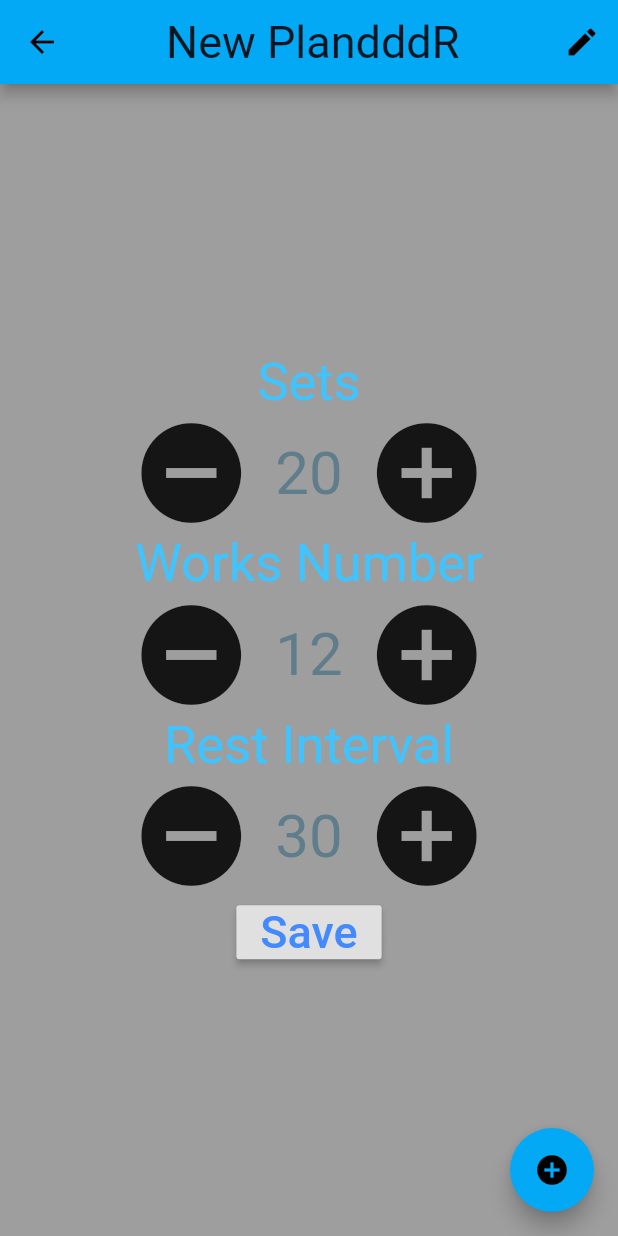
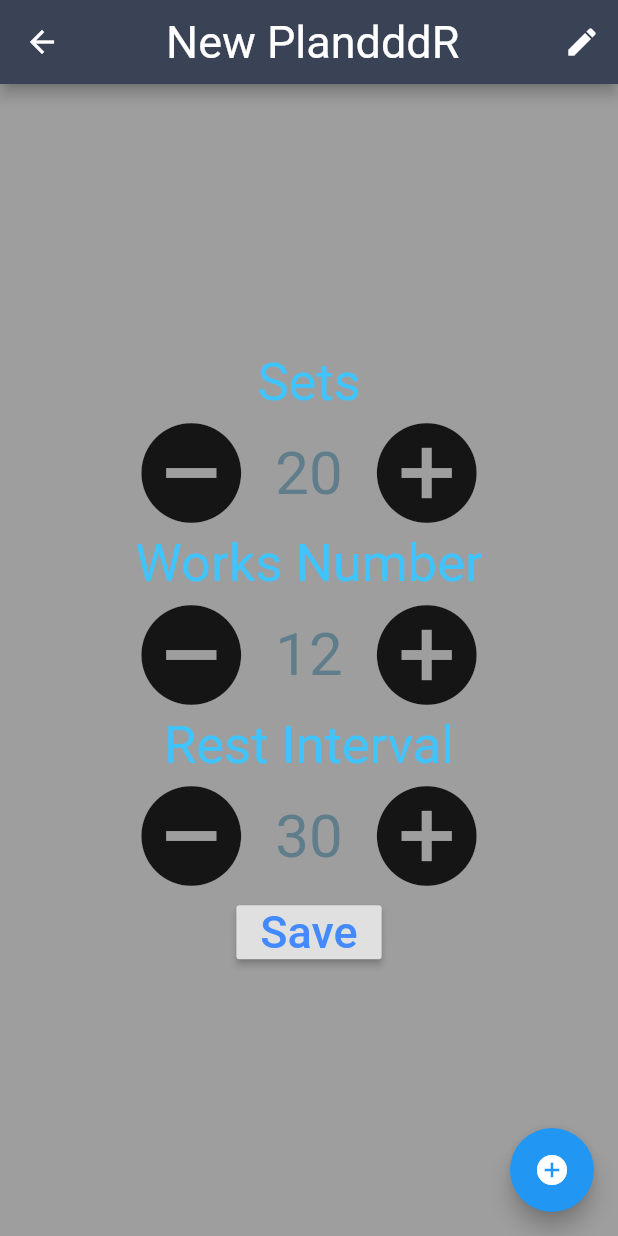
Before and after one commit to jyzgo/Gymo, a Flutter app: the screen it shows after launch, after a tap on the "add" icon, on a phone screen of 412 x 824 dp. Run offline on Flutter 3.47's test engine with Material 2 defaults, Android fonts, the phone set to English and light mode, and no system bars.

```diff
--- a/lib/UI/GymoHomePage.dart
+++ b/lib/UI/GymoHomePage.dart
@@ -66,7 +66,7 @@ class _GymoHomePageState extends State<GymoHomePage> {
                   children: _cellList(),
                 )
               : Text('Add A New Plan',
-                  style: TextStyle(fontSize: 40, color: Colors.black))),
+                  style: TextStyle(fontSize: 40,))),
       floatingActionButton: FloatingActionButton(
         onPressed: () {
           Navigator.push(context,
--- a/lib/UI/NewPlan.dart
+++ b/lib/UI/NewPlan.dart
@@ -137,8 +137,11 @@ class _NewPlanPageState extends State<NewPlanPage> {
 
     var editableTitle = TextField(
       focusNode: _titleFocusNode,
-      style: TextStyle(fontSize: 30),
-      cursorColor: Colors.black,
+      style: TextStyle(
+        color: Colors.white,
+        fontSize: 30),
+      cursorColor: Colors.white,
+
       textAlign: TextAlign.center,
       controller:  controller,
       onSubmitted: (String done){
--- a/lib/UI/NewWorkout.dart
+++ b/lib/UI/NewWorkout.dart
@@ -3,6 +3,7 @@ import 'package:flutter/material.dart';
 import './gymoSet.dart';
 import '../utils/FileManager.dart';
 import '../Model/GymoWorkoutModel.dart';
+import './WorkoutSelection.dart';
 
 class NewWorkoutRoute extends CupertinoPageRoute<NewWorkoutRoute> {
   NewWorkoutRoute() : super(builder: (BuildContext context) => new NewWorkoutPage(true));
@@ -212,10 +213,8 @@ class _NewWorkoutPageState extends State<NewWorkoutPage> {
   {
     if(_workoutRaiseBtn == null){
     _workoutRaiseBtn = RaisedButton(color: Colors.lightBlue,onPressed: (){
-
-      print("workbtn pressed");
           Navigator.push(context,
-                  MaterialPageRoute(builder: (context) => NewWorkoutPage(true)))
+                  MaterialPageRoute(builder: (context) =>WorkoutSelection()))
               .then((v) => {SelectDown(v)});
     },);
     }
--- a/lib/main.dart
+++ b/lib/main.dart
@@ -9,9 +9,8 @@ class MyApp extends StatelessWidget {
   Widget build(BuildContext context) {
     return MaterialApp(
       title: 'GymoNew',
-      theme: ThemeData(
-        primarySwatch: Colors.lightBlue,
-      ),
+      theme:
+        ThemeData(primaryColor: Color.fromRGBO(58, 66, 86, 1.0)),
       home: GymoHomePage(title: 'GymoHome'),
     );
   }
```
Also changed, not shown: lib/UI/WorkoutSelection.dart (+64 -4 lines).
